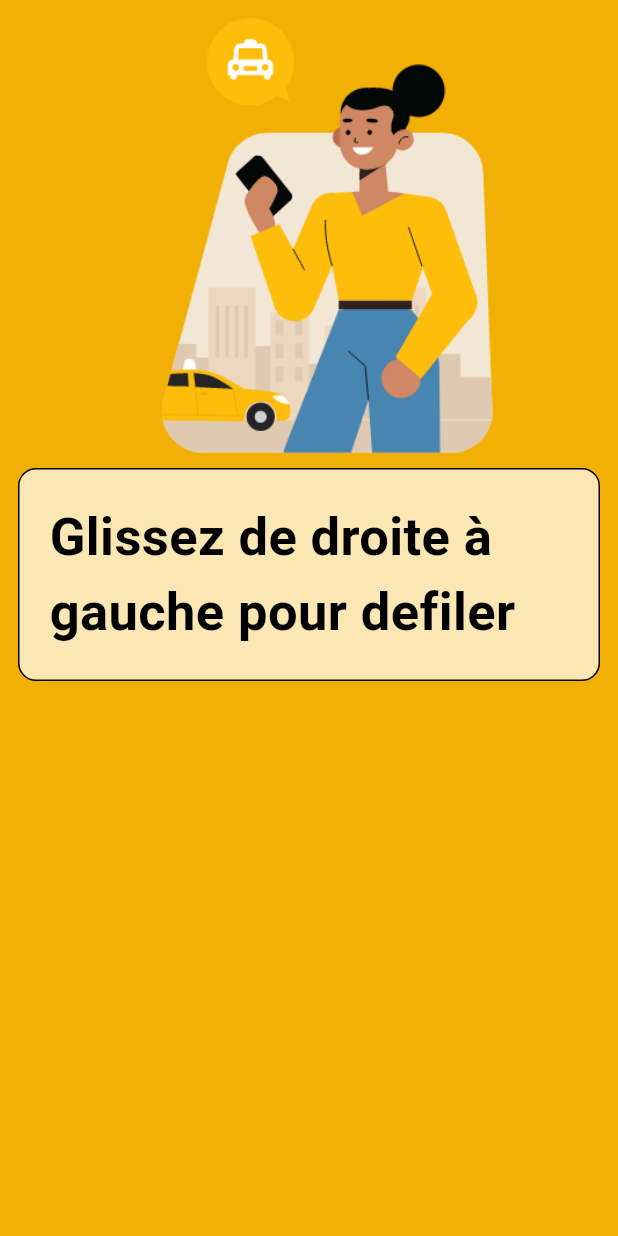
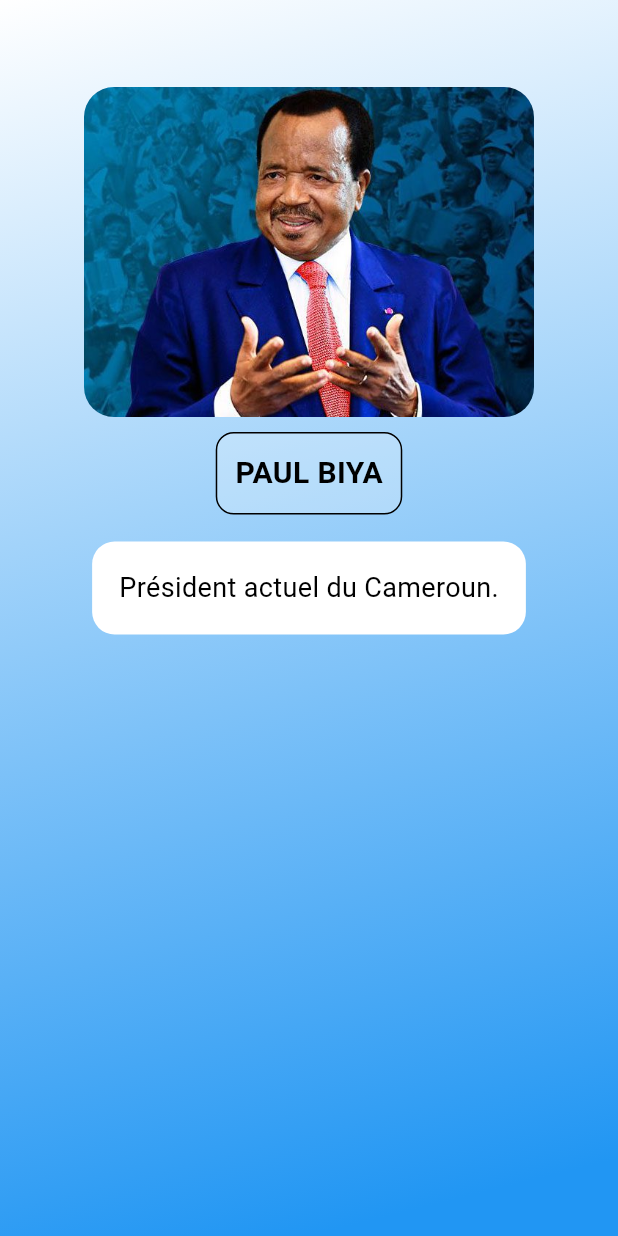
Before and after one commit to Idriss-rayan/familyquiz, a Flutter app: the screen it shows after launch, after a tap on "PAUL BIYA", on a phone screen of 412 x 824 dp. Run offline on Flutter 3.47's test engine with Material 3 defaults, Android fonts, the phone set to English and light mode, and no system bars; our stand-ins replace flutter_svg, get, google_fonts, liquid_swipe, websafe_svg.

```diff
--- a/lib/screens/quiz/utils/overviews.dart
+++ b/lib/screens/quiz/utils/overviews.dart
@@ -1,58 +1,91 @@
-import 'package:familyquiz/documentation/doc.dart';
 import 'package:flutter/material.dart';
 
 class Overviews extends StatelessWidget {
+  final List<Map<String, String>> persons = [
+    {"id": "1", "name": "Ahmadou Ahidjo"},
+    {"id": "2", "name": "Paul Biya"},
+    {"id": "3", "name": "Ernest Ouandié"},
+    {"id": "4", "name": "Roger Milla"},
+    {"id": "5", "name": "Alain Foka"},
+    {"id": "6", "name": "Mongo Beti"},
+    {"id": "7", "name": "Félix-Roland Moumié"},
+    {"id": "8", "name": "Ruben Um Nyobé"},
+  ];
+
   // Liste des figures historiques (avec nom et icône)
   final List<Map<String, dynamic>> figures = [
     {
       "name": "HAMADOU AHIDJO",
       "icon": Icons.account_circle,
-      "details": "Premier président du Cameroun."
+      "details": "Premier président du Cameroun.",
+      "image": "assets/icons/Ahijo.png",
+      "colors": [Colors.white, Colors.grey],
     },
     {
       "name": "PAUL BIYA",
       "icon": Icons.person,
-      "details": "Président actuel du Cameroun."
+      "details": "Président actuel du Cameroun.",
+      "image": "assets/icons/biya.png",
+      "colors": [Colors.white, Colors.blue],
     },
     {
       "name": "ERNEST OUANDIÉ",
       "icon": Icons.flag,
-      "details": "Révolutionnaire camerounais."
+      "details": "Révolutionnaire camerounais.",
+      "image": "assets/icons/ernest.png",
+      "colors": [Color(0xFFD29301), Color(0xFF685201)],
     },
     {
       "name": "ROGER MILLA",
       "icon": Icons.sports_soccer,
-      "details": "Légende du football camerounais."
+      "details": "Légende du football camerounais.",
+      "image": "assets/icons/milla.png",
+      "colors": [
+        Color.fromARGB(255, 210, 248, 219),
+        Color.fromARGB(255, 36, 183, 3),
+        Colors.green
+      ],
     },
     {
       "name": "ALAIN FOKA",
       "icon": Icons.mic,
-      "details": "Journaliste et animateur radio."
+      "details": "Journaliste et animateur radio.",
+      "image": "assets/icons/foka.png",
+      "colors": [
+        Color.fromARGB(255, 243, 39, 103),
+        Color.fromARGB(255, 255, 0, 0),
+      ],
     },
     {
       "name": "MONGO BETI",
       "icon": Icons.book,
-      "details": "Écrivain et militant politique."
+      "details": "Écrivain et militant politique.",
+      "image": "assets/icons/beti.png",
+      "colors": [
+        Color.fromARGB(255, 241, 185, 4),
+        Colors.white,
+      ],
     },
     {
       "name": "FÉLIX-ROLAND MOUMIÉ",
       "icon": Icons.history,
-      "details": "Leader nationaliste camerounais."
+      "details": "Leader nationaliste camerounais.",
+      "image": "assets/icons/moumie.png",
+      "colors": [
+        Color.fromARGB(255, 52, 52, 51),
+        Colors.white,
+      ],
     },
     {
       "name": "RUBEN UM NYOBÉ",
       "icon": Icons.public,
-      "details": "Figure de l'indépendance du Cameroun."
-    },
-    {
-      "name": "Inconnu",
-      "icon": Icons.question_mark,
-      "details": "Personnalité mystère."
-    },
-    {
-      "name": "Autre",
-      "icon": Icons.more_horiz,
-      "details": "Autres figures historiques."
+      "details": "Figure de l'indépendance du Cameroun.",
+      "image": "assets/icons/um.png",
+      "colors": [
+        Color.fromARGB(255, 18, 92, 2),
+        Color.fromARGB(255, 154, 4, 4),
+        Color.fromARGB(255, 229, 244, 12),
+      ],
     },
   ];
 
@@ -78,7 +111,14 @@ class Overviews extends StatelessWidget {
             onTap: () {
               Navigator.push(
                 context,
-                MaterialPageRoute(builder: (context) => Doc()),
+                MaterialPageRoute(
+                  builder: (context) => DetailPage(
+                    name: figures[index]["name"],
+                    image: figures[index]["image"],
+                    colors: figures[index]["colors"],
+                    details: figures[index]["details"],
+                  ),
+                ),
               );
             },
             child: Container(
@@ -111,3 +151,90 @@ class Overviews extends StatelessWidget {
     );
   }
 }
+
+// Nouvelle page pour afficher les détails
+class DetailPage extends StatelessWidget {
+  final String name;
+  final String image;
+  final List<Color> colors;
+  final String details;
+
+  DetailPage(
+      {required this.name,
+      required this.image,
+      required this.colors,
+      required this.details});
+
+  @override
+  Widget build(BuildContext context) {
+    return Scaffold(
+      body: Container(
+        width: double.infinity,
+        height: double.infinity,
+        decoration: BoxDecoration(
+          gradient: LinearGradient(
+            colors: colors,
+            begin: Alignment.topLeft,
+            end: Alignment.bottomCenter,
+          ),
+        ),
+        child: SingleChildScrollView(
+          padding: const EdgeInsets.all(8.0),
+          child: Column(
+            mainAxisAlignment: MainAxisAlignment.center,
+            children: [
+              SizedBox(height: 50),
+              _buildImageContainer(image),
+              SizedBox(height: 10),
+              Container(
+                padding: EdgeInsets.all(12),
+                decoration: BoxDecoration(
+                  color: Colors.white24,
+                  borderRadius: BorderRadius.circular(12),
+                  border: Border.all(color: Colors.black),
+                ),
+                child: Text(name,
+                    style: TextStyle(
+                      fontSize: 20,
+                      fontWeight: FontWeight.bold,
+                      color: Colors.black,
+                    )),
+              ),
+              SizedBox(height: 10),
+              Padding(
+                padding: const EdgeInsets.all(8.0),
+                child: Container(
+                  padding: EdgeInsets.all(18),
+                  decoration: BoxDecoration(
+                    color: Colors.white,
+                    borderRadius: BorderRadius.circular(15),
+                  ),
+                  child: Text(
+                    details,
+                    style: TextStyle(
+                      fontSize: 18,
+                      fontWeight: FontWeight.w400,
+                      color: Colors.black,
+                    ),
+                    textAlign: TextAlign.justify,
+                  ),
+                ),
+              ),
+            ],
+          ),
+        ),
+      ),
+    );
+  }
+
+  Widget _buildImageContainer(String imagePath) {
+    return Container(
+      decoration: BoxDecoration(
+        borderRadius: BorderRadius.circular(20),
+        image: DecorationImage(image: AssetImage(imagePath), fit: BoxFit.cover),
+      ),
+      height: 220,
+      width: 300,
+    );
+  }
+}
```
